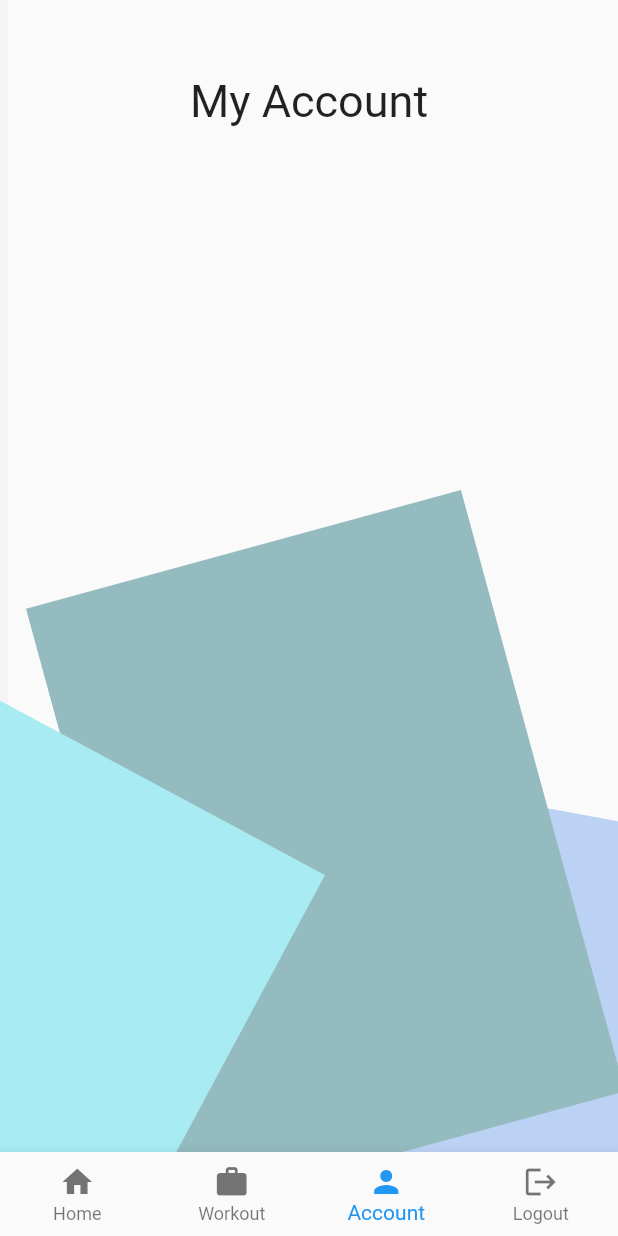
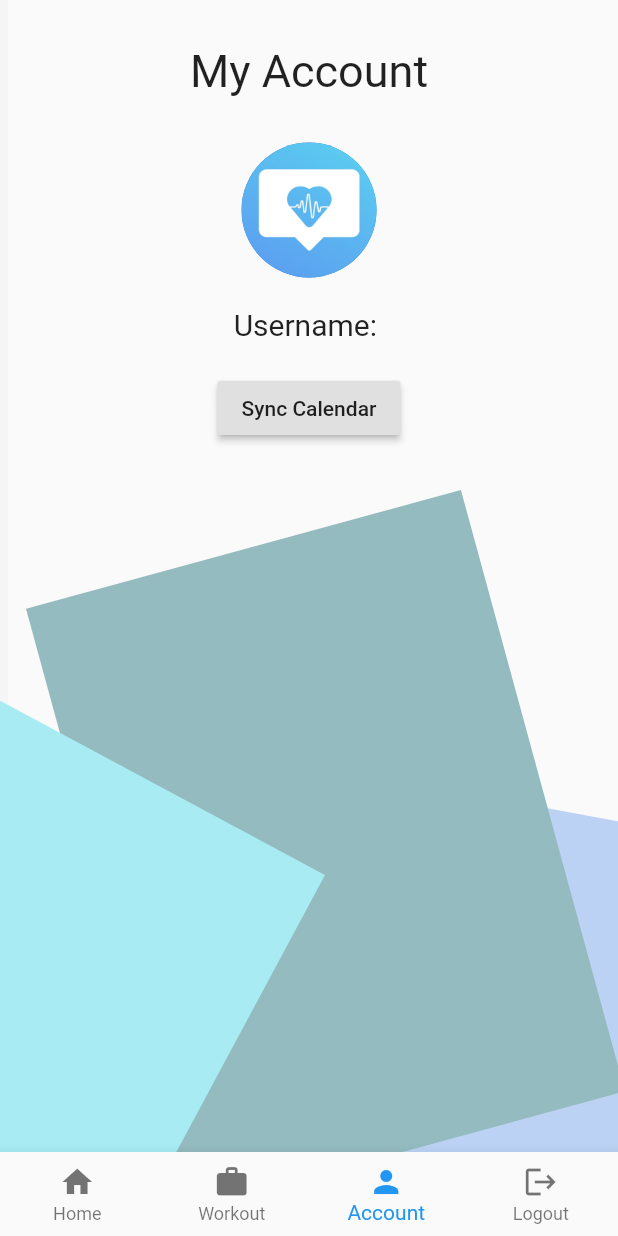
Before and after one commit to christina1024/FitnessSolution, a Flutter app: the BotNavigate screen opened directly with empty values, item 3 of the bottom bar chosen, on a phone screen of 412 x 824 dp. Run offline on Flutter 3.47's test engine with Material 2 defaults, Android fonts, the phone set to English and light mode, and no system bars; our stand-ins replace firebase_auth, google_sign_in; accounts and stored records are empty.

Commit message:
account page

```diff
--- a/lib/screens/account.dart
+++ b/lib/screens/account.dart
@@ -1,5 +1,7 @@
 import 'package:flutter/material.dart';
 class Account extends StatefulWidget {
+  final String name;
+  Account(this.name);
   @override
   _AccountState createState() => _AccountState();
 }
@@ -16,11 +18,29 @@ class _AccountState extends State<Account> {
         ),
         child: Column(
         children: <Widget>[
-          SizedBox(height: 50.0,),
+          SizedBox(height: 30.0,),
           Text('My Account', style: TextStyle(
               fontSize: 30.0,
             ),),
             Container(),
+            SizedBox(height: 30.0,),
+            Container(
+            child: CircleAvatar(
+                    backgroundImage: AssetImage('assets/icon.jpg'),
+                    radius: 45.0,
+                  ),
+          ),
+          SizedBox(height: 20.0,),
+          Text('Username: ' +widget.name, style: TextStyle(
+              fontSize: 20.0,
+            ),),
+          SizedBox(height: 20.0,),
+            RaisedButton(
+              onPressed: (){},
+              child: Text(
+                'Sync Calendar'
+              ),
+              )
           ]
     )
     )
--- a/lib/screens/navigate.dart
+++ b/lib/screens/navigate.dart
@@ -23,7 +23,7 @@ class _BotNavigate extends State<BotNavigate> {
    List<Widget> _children()=>[
     Home(widget.name1),
     WorkoutPlan(),
-    Account(),
+    Account(widget.name1),
     LoginPage(),
   ];
 
```
